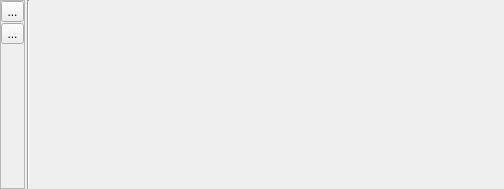
Qt form timeseriesviewer/ui/mapviewdock.ui (jakimowb/eo-time-series-viewer) before a commit.
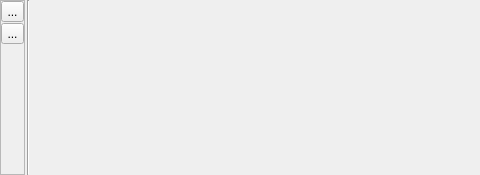
The same form after that commit. Icons and pictures are not drawn.

Patch:
```diff
--- a/timeseriesviewer/ui/mapviewdock.ui
+++ b/timeseriesviewer/ui/mapviewdock.ui
@@ -6,8 +6,8 @@
    <rect>
     <x>0</x>
     <y>0</y>
-    <width>504</width>
-    <height>189</height>
+    <width>480</width>
+    <height>175</height>
    </rect>
   </property>
   <property name="minimumSize">
@@ -30,8 +30,8 @@
     <item>
      <widget class="QScrollArea" name="scrollAreaMapViews">
       <property name="sizePolicy">
-       <sizepolicy hsizetype="Preferred" vsizetype="Expanding">
-        <horstretch>1</horstretch>
+       <sizepolicy hsizetype="Preferred" vsizetype="Preferred">
+        <horstretch>0</horstretch>
         <verstretch>0</verstretch>
        </sizepolicy>
       </property>
@@ -51,7 +51,7 @@
        <number>1</number>
       </property>
       <property name="verticalScrollBarPolicy">
-       <enum>Qt::ScrollBarAsNeeded</enum>
+       <enum>Qt::ScrollBarAlwaysOff</enum>
       </property>
       <property name="horizontalScrollBarPolicy">
        <enum>Qt::ScrollBarAsNeeded</enum>
@@ -67,8 +67,8 @@
         <rect>
          <x>0</x>
          <y>0</y>
-         <width>504</width>
-         <height>167</height>
+         <width>480</width>
+         <height>153</height>
         </rect>
        </property>
        <property name="sizePolicy">
```
